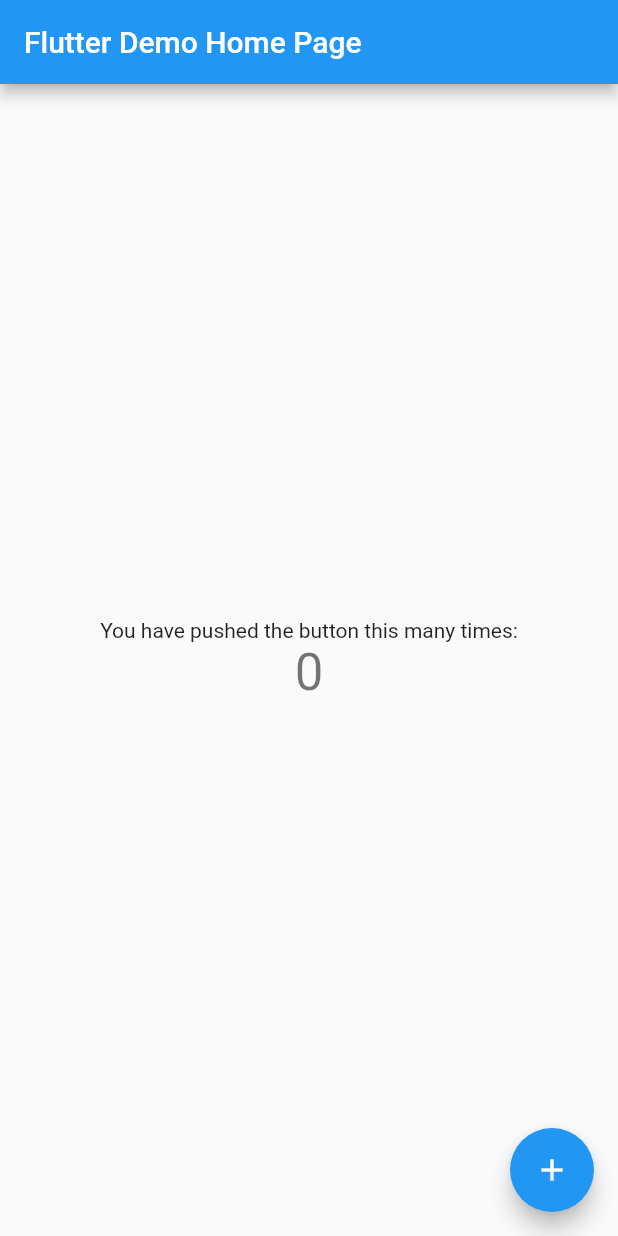
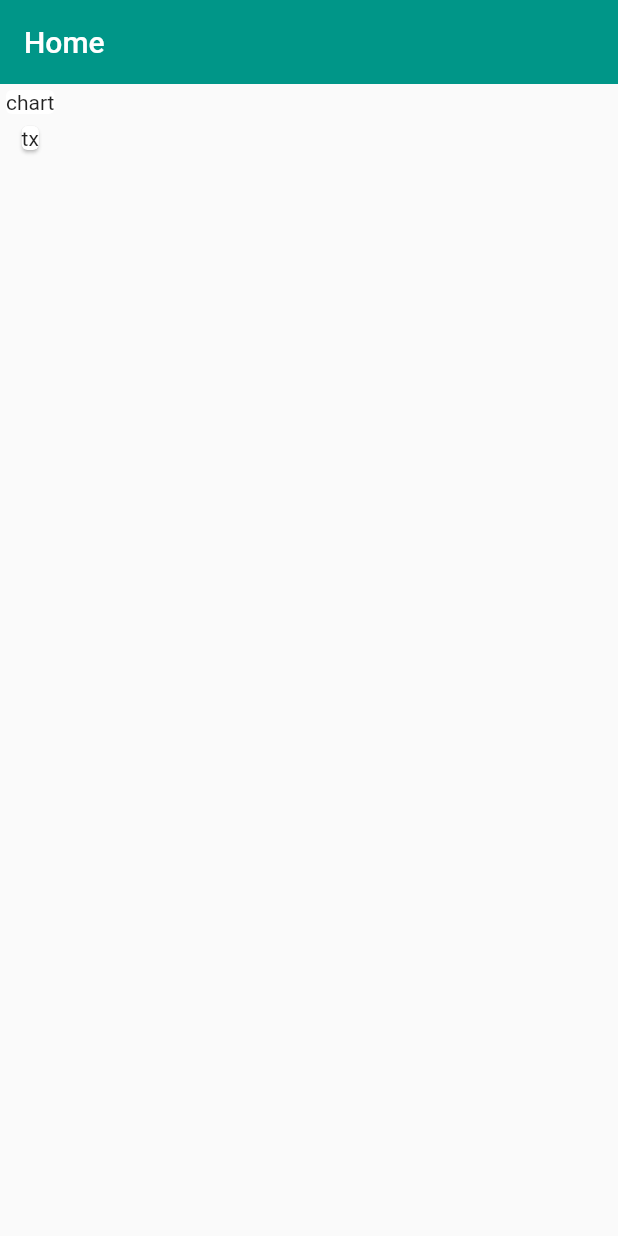
Before and after one commit to ankitpsamrat/Flutter-money-manager-app, a Flutter app: the screen it shows after launch, on a phone screen of 412 x 824 dp. Run offline on Flutter 3.47's test engine with Material 2 defaults, Android fonts, the phone set to English and light mode, and no system bars.

Commit message:
first commit

```diff
--- a/lib/main.dart
+++ b/lib/main.dart
@@ -1,3 +1,5 @@
+// ignore_for_file: prefer_const_constructors, prefer_const_literals_to_create_immutables
+
 import 'package:flutter/material.dart';
 
 void main() {
@@ -7,109 +9,35 @@ void main() {
 class MyApp extends StatelessWidget {
   const MyApp({Key? key}) : super(key: key);
 
-  // This widget is the root of your application.
   @override
   Widget build(BuildContext context) {
     return MaterialApp(
-      title: 'Flutter Demo',
-      theme: ThemeData(
-        // This is the theme of your application.
-        //
-        // Try running your application with "flutter run". You'll see the
-        // application has a blue toolbar. Then, without quitting the app, try
-        // changing the primarySwatch below to Colors.green and then invoke
-        // "hot reload" (press "r" in the console where you ran "flutter run",
-        // or simply save your changes to "hot reload" in a Flutter IDE).
-        // Notice that the counter didn't reset back to zero; the application
-        // is not restarted.
-        primarySwatch: Colors.blue,
-      ),
-      home: const MyHomePage(title: 'Flutter Demo Home Page'),
+      debugShowCheckedModeBanner: false,
+      title: 'Money manager',
+      theme: ThemeData(primarySwatch: Colors.teal),
+      home: HomePage(),
     );
   }
 }
 
-class MyHomePage extends StatefulWidget {
-  const MyHomePage({Key? key, required this.title}) : super(key: key);
-
-  // This widget is the home page of your application. It is stateful, meaning
-  // that it has a State object (defined below) that contains fields that affect
-  // how it looks.
-
-  // This class is the configuration for the state. It holds the values (in this
-  // case the title) provided by the parent (in this case the App widget) and
-  // used by the build method of the State. Fields in a Widget subclass are
-  // always marked "final".
-
-  final String title;
-
-  @override
-  State<MyHomePage> createState() => _MyHomePageState();
-}
-
-class _MyHomePageState extends State<MyHomePage> {
-  int _counter = 0;
-
-  void _incrementCounter() {
-    setState(() {
-      // This call to setState tells the Flutter framework that something has
-      // changed in this State, which causes it to rerun the build method below
-      // so that the display can reflect the updated values. If we changed
-      // _counter without calling setState(), then the build method would not be
-      // called again, and so nothing would appear to happen.
-      _counter++;
-    });
-  }
+class HomePage extends StatelessWidget {
+  const HomePage({Key? key}) : super(key: key);
 
   @override
   Widget build(BuildContext context) {
-    // This method is rerun every time setState is called, for instance as done
-    // by the _incrementCounter method above.
-    //
-    // The Flutter framework has been optimized to make rerunning build methods
-    // fast, so that you can just rebuild anything that needs updating rather
-    // than having to individually change instances of widgets.
     return Scaffold(
-      appBar: AppBar(
-        // Here we take the value from the MyHomePage object that was created by
-        // the App.build method, and use it to set our appbar title.
-        title: Text(widget.title),
-      ),
-      body: Center(
-        // Center is a layout widget. It takes a single child and positions it
-        // in the middle of the parent.
-        child: Column(
-          // Column is also a layout widget. It takes a list of children and
-          // arranges them vertically. By default, it sizes itself to fit its
-          // children horizontally, and tries to be as tall as its parent.
-          //
-          // Invoke "debug painting" (press "p" in the console, choose the
-          // "Toggle Debug Paint" action from the Flutter Inspector in Android
-          // Studio, or the "Toggle Debug Paint" command in Visual Studio Code)
-          // to see the wireframe for each widget.
-          //
-          // Column has various properties to control how it sizes itself and
-          // how it positions its children. Here we use mainAxisAlignment to
-          // center the children vertically; the main axis here is the vertical
-          // axis because Columns are vertical (the cross axis would be
-          // horizontal).
-          mainAxisAlignment: MainAxisAlignment.center,
-          children: <Widget>[
-            const Text(
-              'You have pushed the button this many times:',
+        appBar: AppBar(
+          title: Text('Home'),
+          elevation: 0,
+        ),
+        body: Column(
+          children: [
+            Card(
+              child: Text('chart'),
+              elevation: 0,
             ),
-            Text(
-              '$_counter',
-              style: Theme.of(context).textTheme.headline4,
-            ),
+            Card(child: Text('tx'))
           ],
-        ),
-      ),
-      floatingActionButton: FloatingActionButton(
-        onPressed: _incrementCounter,
-        tooltip: 'Increment',
-        child: const Icon(Icons.add),
-      ), // This trailing comma makes auto-formatting nicer for build methods.
-    );
+        ));
   }
 }
```
Also changed, not shown: lib/transaction.dart (added, +10 -0 lines).
